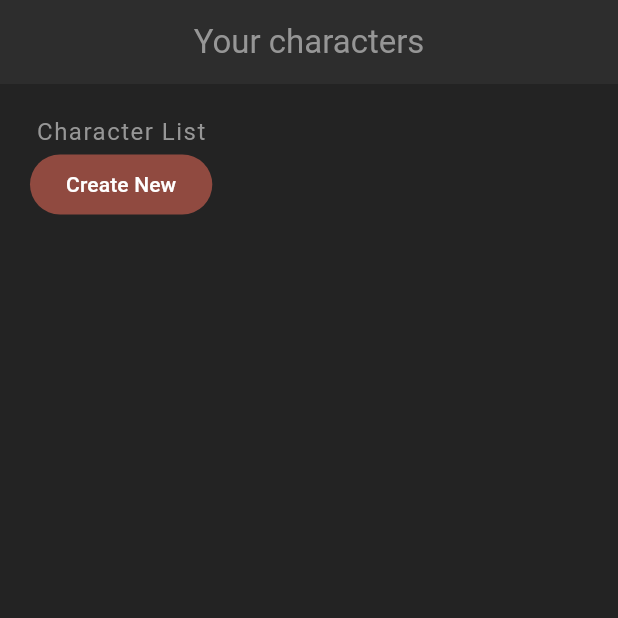
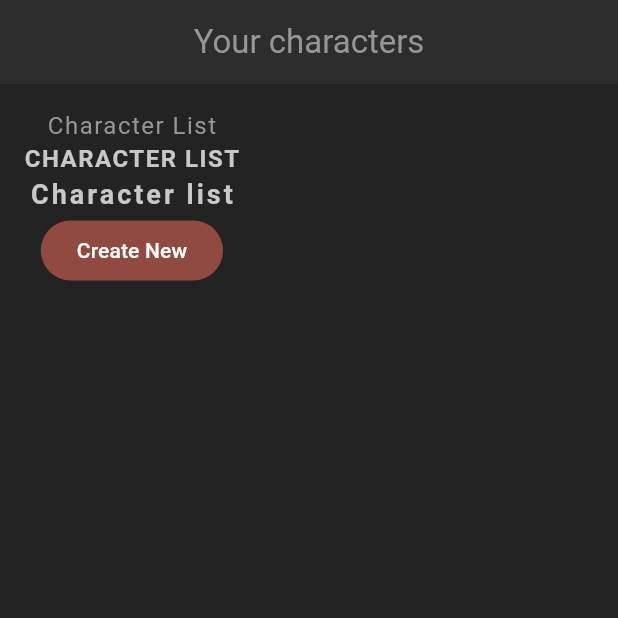
Before and after one commit to rasumrajan/flutter_rpg, a Flutter app: the screen it shows after launch, on a phone screen of 412 x 824 dp, the top half of it. Run offline on Flutter 3.47's test engine with Material 3 defaults, Android fonts, the phone set to English and light mode, and no system bars.

Commit message:
git commit -m "created custom theme and text theme"

```diff
--- a/lib/screens/home/home.dart
+++ b/lib/screens/home/home.dart
@@ -1,4 +1,5 @@
 import 'package:flutter/material.dart';
+import 'package:flutter_rpg/shared/styled_text.dart';
 
 
 class Home extends StatefulWidget {
@@ -17,10 +18,12 @@ class _HomeState extends State<Home> {
         centerTitle: true,
       ),
           body: Container(
-            padding: const EdgeInsets.all(20),
+            padding: const EdgeInsets.all(16),
               child: Column(
                 children: [
-                  Text('Character List'),
+                  const StyledText('Character List'),
+                  const StyledHeading('Character list'),
+                  const StyledTitle('Character list'),
                   FilledButton(onPressed: (){}, child: Text('Create New'),)
                 ],
               )
--- /dev/null
+++ b/lib/shared/styled_text.dart
@@ -0,0 +1,34 @@
+import 'package:flutter/material.dart';
+
+class StyledText extends StatelessWidget {
+  const StyledText(this.text,{super.key});
+
+  final String text;
+
+  @override
+  Widget build(BuildContext context) {
+    return Text(text,style: Theme.of(context).textTheme.bodyMedium);
+  }
+}
+
+class StyledHeading extends StatelessWidget {
+  const StyledHeading(this.text,{super.key});
+
+  final String text;
+
+  @override
+  Widget build(BuildContext context) {
+    return Text(text.toUpperCase(),style: Theme.of(context).textTheme.headlineMedium);
+  }
+}
+
+class StyledTitle extends StatelessWidget {
+  const StyledTitle(this.text,{super.key});
+
+  final String text;
+
+  @override
+  Widget build(BuildContext context) {
+    return Text(text,style: Theme.of(context).textTheme.titleMedium);
+  }
+}
```
Also changed, not shown: 1 other file.
